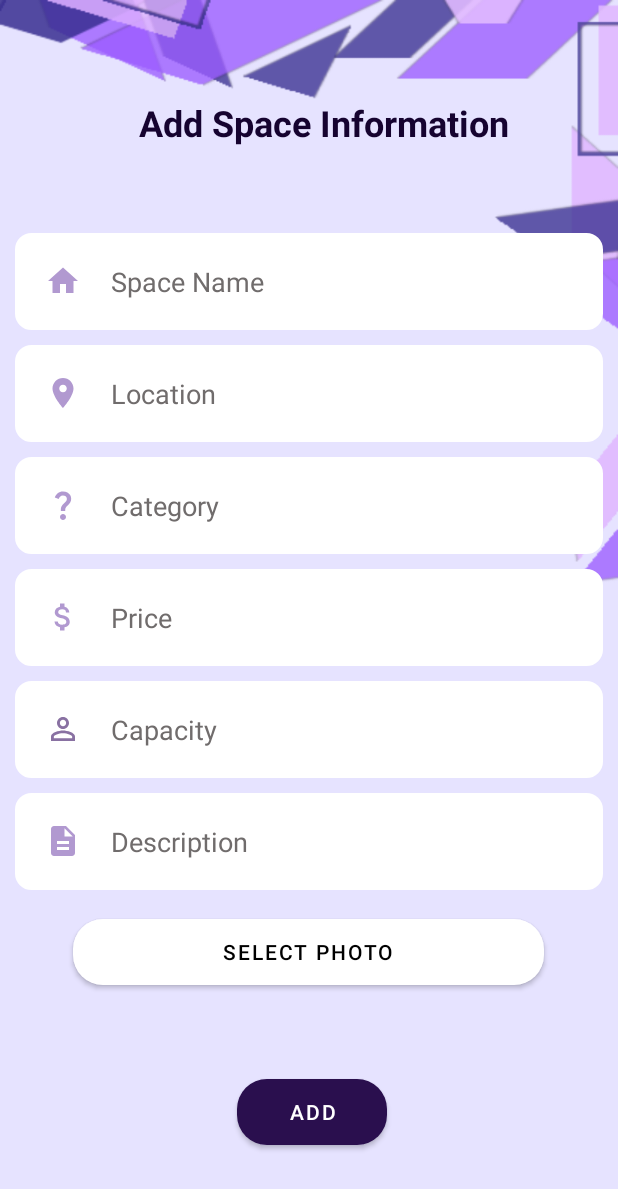
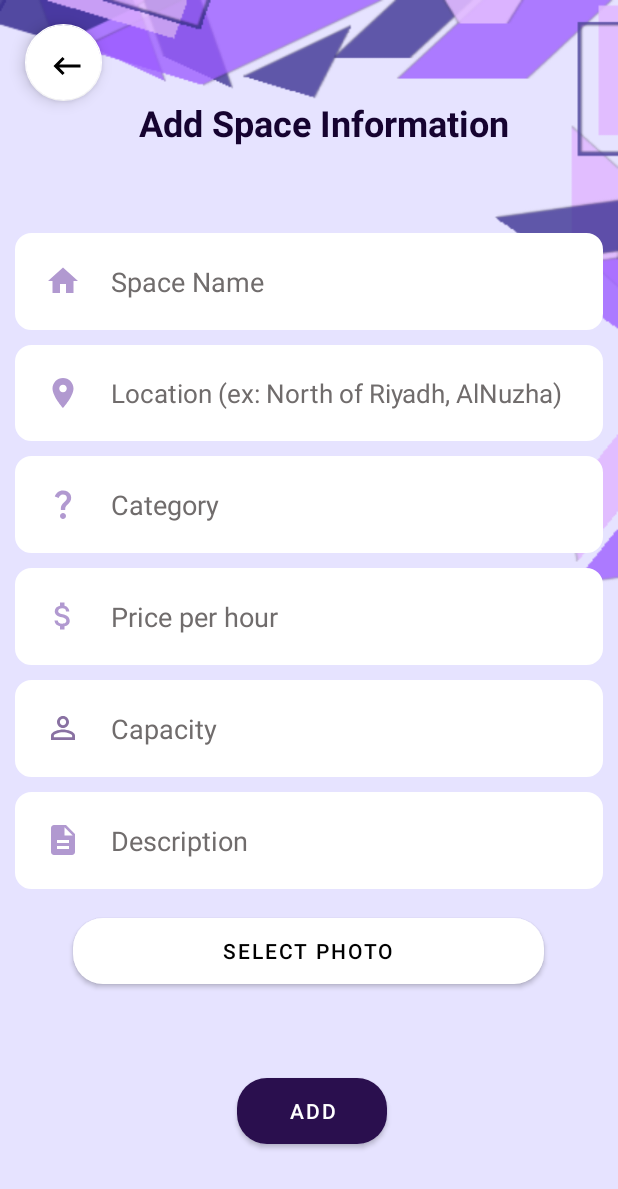
Before and after one commit to HessahAlsubaie/IT320Project, an Android app: the Add screen opened directly, with no data from a screen before it, on a phone screen of 412 x 824 dp. Shown: the top 1189 px of the screen. Run offline under Robolectric (Android 15) with nearby library versions, the phone set to English and light mode, and no system bars.

Commit message:
Final edits

```diff
--- a/app/src/main/java/com/example/it320project/Add.java
+++ b/app/src/main/java/com/example/it320project/Add.java
@@ -18,6 +18,8 @@ import android.widget.EditText;
 import android.widget.Toast;
 import android.Manifest;
 
+import com.google.android.material.floatingactionbutton.FloatingActionButton;
+
 import java.io.ByteArrayOutputStream;
 import java.io.IOException;
 import java.io.InputStream;
@@ -28,6 +30,7 @@ public class Add extends AppCompatActivity {
     EditText spaceName, location, category, price, capacity, description;
     Button addBtn, selectPhotoButton;
     Bitmap photoBitmap;
+    FloatingActionButton backBtn;
 
     private ActivityResultLauncher<String> requestPermissionLauncher;
     private ActivityResultLauncher<Intent> selectImageLauncher;
@@ -42,6 +45,16 @@ public class Add extends AppCompatActivity {
         price = findViewById(R.id.price);
         capacity = findViewById(R.id.capacity);
         description = findViewById(R.id.description);
+        backBtn= findViewById(R.id.backBtn);
+
+        backBtn.setOnClickListener(new View.OnClickListener() {
+            @Override
+            public void onClick(View view) {
+                Intent intent = new Intent(Add.this, home.class);
+                startActivity(intent);
+            }
+        });
+
 
         addBtn = findViewById(R.id.submitInfoButton);
         selectPhotoButton = findViewById(R.id.selectPhotoButton);
@@ -191,9 +204,13 @@ public class Add extends AppCompatActivity {
     }
 
     private boolean validateLoc() {
-        String val = location.getText().toString().trim();
+        String val = location.getText().toString().trim().toLowerCase();
         if (val.isEmpty()) {
             location.setError("Field cannot be empty");
+            return false;
+        } else if (!val.startsWith("north of riyadh") && !val.startsWith("west of riyadh")
+                && !val.startsWith("east of riyadh") && !val.startsWith("south of riyadh")) {
+            location.setError("Location must start with an area form Riyadh");
             return false;
         } else {
             location.setError(null);
--- /dev/null
+++ b/app/src/main/res/drawable/baseline_keyboard_backspace_24.xml
@@ -0,0 +1,5 @@
+<vector android:autoMirrored="true" android:height="24dp"
+    android:tint="#AFA1C7" android:viewportHeight="24"
+    android:viewportWidth="24" android:width="24dp" xmlns:android="http://schemas.android.com/apk/res/android">
+    <path android:fillColor="@android:color/white" android:pathData="M21,11H6.83l3.58,-3.59L9,6l-6,6 6,6 1.41,-1.41L6.83,13H21z"/>
+</vector>
--- a/app/src/main/res/layout/activity_add.xml
+++ b/app/src/main/res/layout/activity_add.xml
@@ -93,7 +93,7 @@
         android:backgroundTint="@color/white"
         android:drawableLeft="@drawable/baseline_attach_money_24"
         android:drawablePadding="20dp"
-        android:hint="Price"
+        android:hint="Price per hour"
         android:inputType="numberDecimal"
         android:padding="20dp"
         android:textColorHint="#706C6C"
@@ -130,9 +130,10 @@
         android:backgroundTint="@color/white"
         android:drawableLeft="@drawable/baseline_location_on_24"
         android:drawablePadding="20dp"
-        android:hint="Location"
+        android:hint="Location (ex: North of Riyadh, AlNuzha)"
         android:padding="20dp"
         android:textColorHint="#706C6C"
+        android:textSize="17dp"
         app:layout_constraintEnd_toEndOf="parent"
         app:layout_constraintStart_toStartOf="parent"
         app:layout_constraintTop_toBottomOf="@+id/spaceName" />
@@ -169,4 +170,20 @@
         app:layout_constraintStart_toStartOf="parent"
         app:layout_constraintTop_toBottomOf="@+id/selectPhotoButton" />
 
+    <com.google.android.material.floatingactionbutton.FloatingActionButton
+        android:id="@+id/backBtn"
+        android:layout_width="51dp"
+        android:layout_height="56dp"
+        android:layout_marginStart="16dp"
+        android:layout_marginTop="16dp"
+        android:layout_marginEnd="24dp"
+        android:layout_marginBottom="88dp"
+        android:clickable="true"
+        app:backgroundTint="#FFFFFF"
+        app:layout_constraintBottom_toTopOf="@+id/spaceName"
+        app:layout_constraintEnd_toStartOf="@+id/textAdd"
+        app:layout_constraintStart_toStartOf="parent"
+        app:layout_constraintTop_toTopOf="parent"
+        app:srcCompat="@drawable/baseline_keyboard_backspace_24" />
+
 </androidx.constraintlayout.widget.ConstraintLayout>
--- a/app/src/main/res/layout/activity_home.xml
+++ b/app/src/main/res/layout/activity_home.xml
@@ -67,14 +67,13 @@
         android:layout_width="58dp"
         android:layout_height="55dp"
         android:layout_marginStart="5dp"
-        android:layout_marginTop="49dp"
+        android:layout_marginTop="60dp"
         android:layout_marginEnd="50dp"
         android:layout_marginBottom="12dp"
         android:clickable="true"
         app:backgroundTint="#FFFFFF"
         app:layout_constraintBottom_toTopOf="@+id/rwMain"
         app:layout_constraintEnd_toEndOf="parent"
-        app:layout_constraintStart_toEndOf="@+id/spinnerCap"
         app:layout_constraintTop_toBottomOf="@+id/search_bar"
         app:rippleColor="#EAE6E6"
         app:srcCompat="@drawable/baseline_add_24" />
--- a/app/src/main/res/layout/activity_login.xml
+++ b/app/src/main/res/layout/activity_login.xml
@@ -120,6 +120,7 @@
         android:layout_marginBottom="27dp"
         android:text="Don't have an account?"
         android:textColor="#2B193C"
+        android:textSize="17sp"
         app:layout_constraintBottom_toTopOf="@+id/loginBtn"
         app:layout_constraintEnd_toStartOf="@+id/signUpInlogin"
         app:layout_constraintStart_toStartOf="parent"
@@ -129,11 +130,11 @@
         android:id="@+id/signUpInlogin"
         android:layout_width="wrap_content"
         android:layout_height="wrap_content"
-        android:layout_marginTop="36dp"
+        android:layout_marginTop="45dp"
         android:layout_marginEnd="78dp"
         android:text="Sign up"
         android:textColor="#2B193C"
-        android:textSize="10dp"
+        android:textSize="13dp"
         app:backgroundTint="#EAE7FF"
         app:layout_constraintEnd_toEndOf="parent"
         app:layout_constraintStart_toEndOf="@+id/textView"
```
Also changed, not shown: app/src/main/res/layout/single_item.xml (+7 -5 lines).
